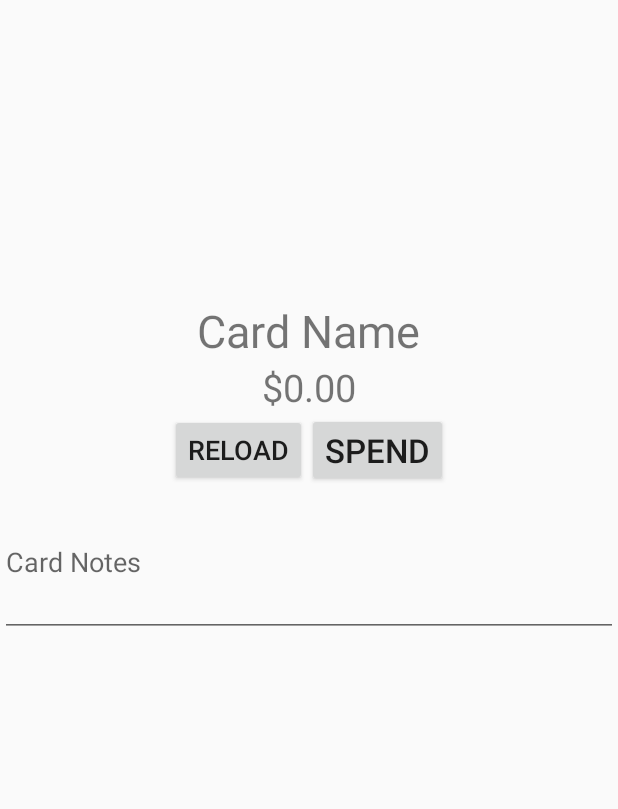
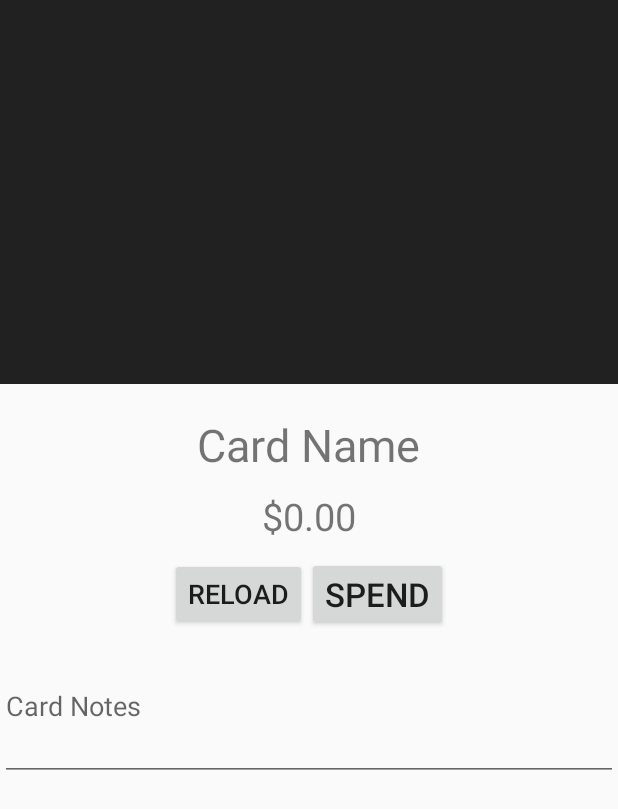
Before and after one commit to lawonga/giftcardtracker, an Android app: the layout card_layout.xml on its own in the app's theme, with its tools: preview values and no code run, on a phone screen of 412 x 824 dp. Shown: the top 809 px of the screen. Run offline under Robolectric (Android 15) with nearby library versions, the phone set to English and light mode, and no system bars.

Commit message:
Nested scrolling in cardview working

```diff
--- a/app/build.gradle
+++ b/app/build.gradle
@@ -24,4 +24,5 @@ dependencies {
     compile 'com.android.support:appcompat-v7:22.2.1'
     compile 'com.parse.bolts:bolts-android:1.+'
     compile fileTree(dir: 'libs', include: 'Parse-*.jar')
+    compile 'com.android.support:design:22.2.0'
 }
--- a/app/src/main/java/lawonga/giftcardtracker/CardView.java
+++ b/app/src/main/java/lawonga/giftcardtracker/CardView.java
@@ -187,17 +187,14 @@ public class CardView extends AppCompatActivity {
     @Override
     public void onBackPressed() {
         super.onBackPressed();
-        // Back press = execute savedata
-        savedata();
-    }
-
-    // Saves data to cloud (forcefully, without getting object first, using pointers)
-    public void savedata(){
+        // Saves data to cloud (forcefully, without getting object first, using pointers)
         ParseObject point = ParseObject.createWithoutData("DataBase", cardId);
         point.put("cardnotes", cardnotesview.getText().toString());
+        CardListAdapter cardListAdapter = new CardListAdapter(cardname, Double.valueOf(cardbalanceview.getText().toString()), cardnotesview.getText().toString(), cardId);
+        CardListCreator.cardData.set(cardposition, cardListAdapter);
+        CardListCreator.adapter.notifyDataSetChanged();
         point.saveEventually();
-        CardListCreator.cardData.set(cardposition, new CardListAdapter(cardname, Double.valueOf(cardbalanceview.getText().toString()), cardnotesview.getText().toString(), cardId));
-        CardListCreator.notifychangeddata();
+        finish();
     }
 
     @Override
--- a/app/src/main/java/lawonga/giftcardtracker/ModifyCardFragment.java
+++ b/app/src/main/java/lawonga/giftcardtracker/ModifyCardFragment.java
@@ -16,7 +16,6 @@ import com.parse.FunctionCallback;
 import com.parse.ParseCloud;
 import com.parse.ParseException;
 
-import java.text.DecimalFormat;
 import java.util.HashMap;
 import java.util.Map;
 
--- a/app/src/main/res/layout/card_layout.xml
+++ b/app/src/main/res/layout/card_layout.xml
@@ -1,26 +1,68 @@
 <?xml version="1.0" encoding="utf-8"?>
-<ScrollView xmlns:android="http://schemas.android.com/apk/res/android"
+<android.support.design.widget.CoordinatorLayout xmlns:android="http://schemas.android.com/apk/res/android"
+    xmlns:app="http://schemas.android.com/apk/res-auto"
+    android:layout_width="match_parent"
+    android:layout_height="match_parent"
+    android:fitsSystemWindows="true">
+
+    <android.support.design.widget.AppBarLayout
+        android:id="@+id/appbar"
+        android:layout_width="match_parent"
+        android:layout_height="256dp"
+        android:fitsSystemWindows="true"
+        app:contentScrim="@color/transparent"
+        android:theme="@style/ThemeOverlay.AppCompat.Dark.ActionBar">
+
+        <android.support.design.widget.CollapsingToolbarLayout
+            android:id="@+id/collapsing_toolbar"
+            android:layout_width="match_parent"
+            android:layout_height="match_parent"
+            android:fitsSystemWindows="true"
+            app:contentScrim="@color/transparent"
+            app:expandedTitleMarginEnd="32dp"
+            app:expandedTitleMarginStart="0dp"
+            app:layout_scrollFlags="scroll|exitUntilCollapsed">
+
+            <ImageView
+                android:id="@+id/imageView"
+                android:layout_width="match_parent"
+                android:layout_height="256dp"
+                android:layout_gravity="center_horizontal"
+                android:scaleType="fitXY"
+                android:fitsSystemWindows="true"
+                app:layout_collapseMode="parallax" />
+
+            <android.support.v7.widget.Toolbar
+                android:id="@+id/anim_toolbar"
+                android:layout_width="match_parent"
+                android:layout_height="32dp"
+                app:layout_collapseMode="pin"
+                app:popupTheme="@style/ThemeOverlay.AppCompat.Light" />
+
+
+        </android.support.design.widget.CollapsingToolbarLayout>
+    </android.support.design.widget.AppBarLayout>
+
+    <android.support.v4.widget.NestedScrollView
         android:layout_width="match_parent"
         android:layout_height="match_parent"
         android:orientation="vertical"
         android:theme="@style/AppTheme"
+        android:clipToPadding="false"
+        app:layout_behavior="@string/appbar_scrolling_view_behavior"
         >
 
         <LinearLayout
             android:layout_width="match_parent"
             android:layout_height="match_parent"
-        android:orientation="vertical"
             android:focusable="true"
             android:focusableInTouchMode="true"
-        >
+            android:orientation="vertical">
 
-        <ImageView
-            android:id="@+id/imageView"
-            android:layout_width="match_parent"
-            android:layout_height="200dp"
-            android:layout_gravity="center_horizontal" />
 
             <TextView
+                android:layout_marginTop="20dp"
+                android:layout_marginBottom="10dp"
                 android:id="@+id/card_name"
                 android:layout_width="wrap_content"
                 android:layout_height="wrap_content"
@@ -29,6 +71,7 @@
                 android:textSize="30dp" />
 
             <TextView
+                android:layout_marginBottom="10dp"
                 android:id="@+id/card_balance"
                 android:layout_width="wrap_content"
                 android:layout_height="wrap_content"
@@ -60,12 +103,21 @@
                 android:id="@+id/note_view"
                 android:layout_width="match_parent"
                 android:layout_height="100dp"
-            android:hint="Card Notes"
-            />
+                android:hint="Card Notes" />
+
             <TextView
                 android:id="@+id/note_history"
                 android:layout_width="match_parent"
-            android:layout_height="200dp"
-            />
+                android:layout_height="200dp" />
         </LinearLayout>
-</ScrollView>
+    </android.support.v4.widget.NestedScrollView>
+
+    <!-- <android.support.design.widget.FloatingActionButton
+        android:layout_width="wrap_content"
+        android:layout_height="wrap_content"
+        android:layout_margin="@dimen/fab_margin"
+        android:clickable="true"
+        android:src="@drawable/ic_action_add"
+        app:layout_anchor="@+id/appbar"
+        app:layout_anchorGravity="bottom|right|end" />-->
+</android.support.design.widget.CoordinatorLayout>
--- /dev/null
+++ b/app/src/main/res/values/colors.xml
@@ -0,0 +1,6 @@
+<?xml version="1.0" encoding="utf-8"?>
+<resources>
+    <color name="transparent">#00000000</color>
+
+
+</resources>
```
Also changed, not shown: app/src/main/java/lawonga/giftcardtracker/MainViewActivity.java (+3 -7 lines), 1 other file. Lines whose indentation alone changed are shown as unchanged.
